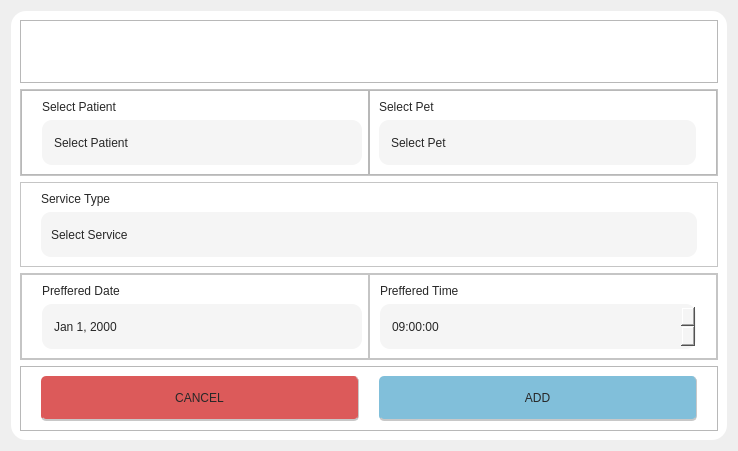
Above: Frontend/addAppointmentCard.ui from DreddVDomasian/Petmate-Desktop-Application before the change. Below: the same form after it.
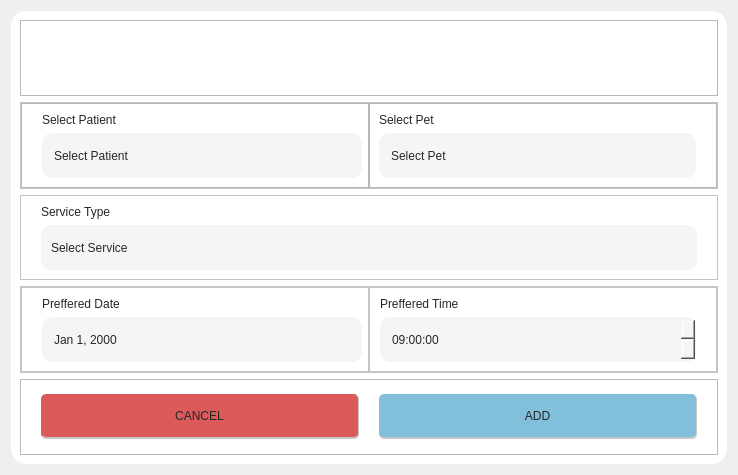
That is the form after the change. Icons and pictures are not drawn.

Diff of the .ui file:
```diff
--- a/Frontend/addAppointmentCard.ui
+++ b/Frontend/addAppointmentCard.ui
@@ -7,7 +7,7 @@
     <x>0</x>
     <y>0</y>
     <width>738</width>
-    <height>451</height>
+    <height>475</height>
    </rect>
   </property>
   <property name="windowTitle">
```
